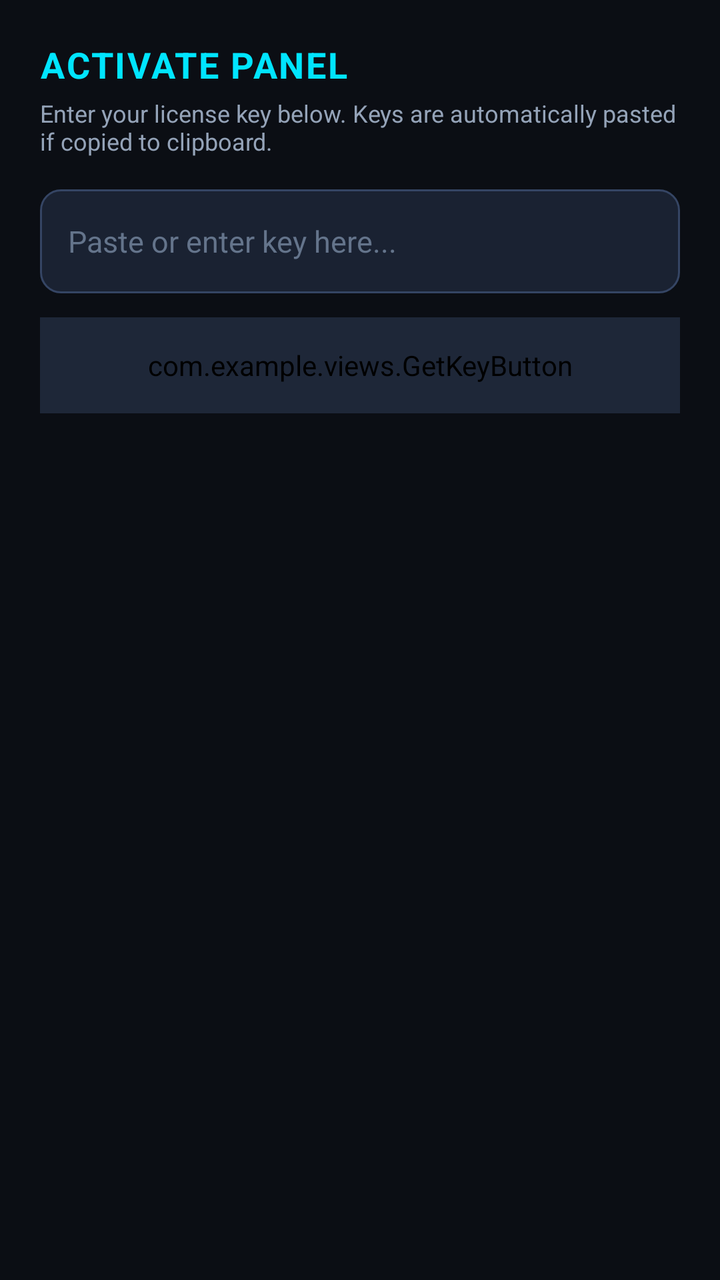
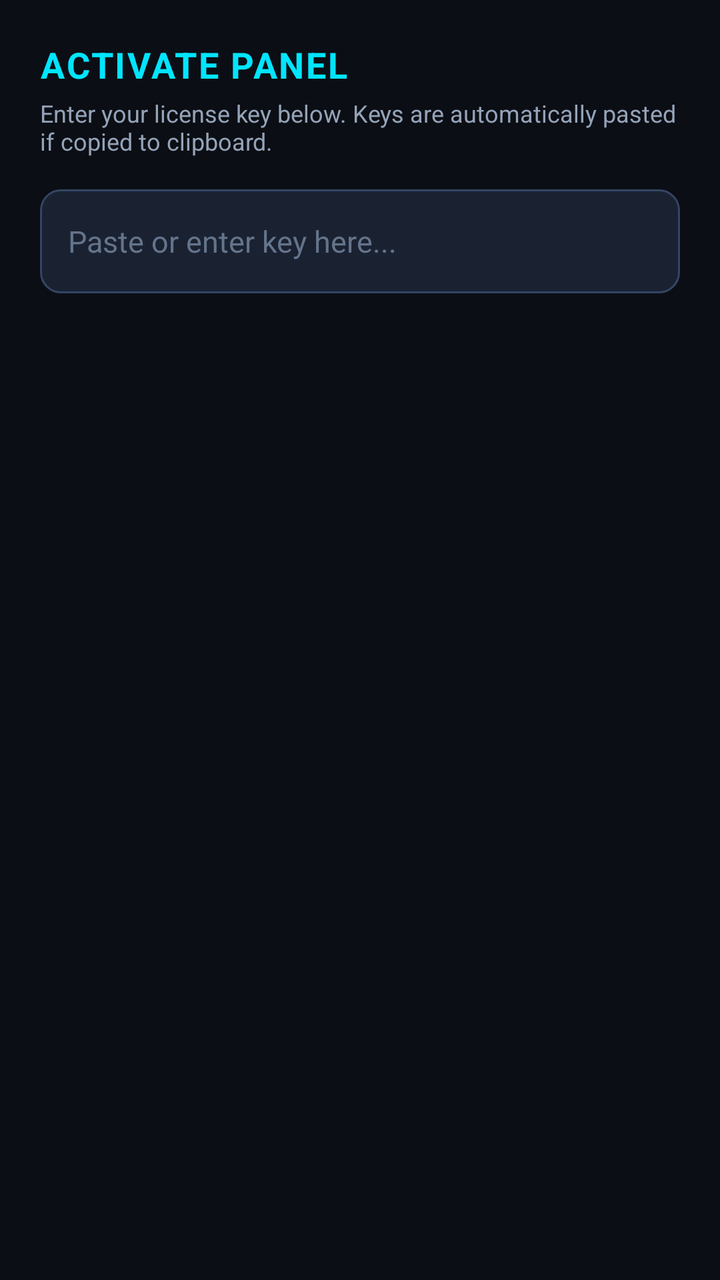

The first picture is an Android layout as it rendered before a commit; the second is the same layout after the commit. The layout source and the unified diff follow.
<!-- AndroidManifest.xml: application theme Theme.MyApplication -->
<!-- res/layout/dialog_key_input.xml -->
<?xml version="1.0" encoding="utf-8"?>
<LinearLayout android:orientation="vertical" android:background="@color/cyber_bg" android:padding="20.0dip" android:layout_width="fill_parent" android:layout_height="wrap_content"
  xmlns:android="http://schemas.android.com/apk/res/android">
    <TextView android:textSize="18.0sp" android:textStyle="bold" android:textColor="@color/cyber_cyan" android:layout_width="fill_parent" android:layout_height="wrap_content" android:layout_marginBottom="4.0dip" android:text="ACTIVATE PANEL" android:letterSpacing="0.05" />
    <TextView android:textSize="12.0sp" android:textColor="@color/cyber_text_secondary" android:layout_width="fill_parent" android:layout_height="wrap_content" android:layout_marginBottom="16.0dip" android:text="Enter your license key below. Keys are automatically pasted if copied to clipboard." />
    <EditText android:textSize="15.0sp" android:textColor="@color/cyber_text_primary" android:textColorHint="@color/cyber_text_muted" android:id="@+id/et_key" android:background="@drawable/input_field_bg" android:paddingLeft="14.0dip" android:paddingRight="14.0dip" android:layout_width="fill_parent" android:layout_height="52.0dip" android:hint="Paste or enter key here..." android:inputType="text" android:paddingHorizontal="14.0dip" android:layout_marginBottom="12.0dip" />
    <com.example.views.GetKeyButton android:textSize="14.0sp" android:textStyle="bold" android:textColor="@color/cyber_cyan" android:id="@+id/btn_get_key" android:layout_width="fill_parent" android:layout_height="48.0dip" android:text="GetKey" android:textAllCaps="false" android:backgroundTint="@color/cyber_card_elevated" />
</LinearLayout>
<!-- resources referenced by this layout -->
<resources>
  <color name="cyber_bg">#FF0B0E14</color>
  <color name="cyber_card_elevated">#FF1E2738</color>
  <color name="cyber_cyan">#FF00E5FF</color>
  <color name="cyber_text_muted">#FF64748B</color>
  <color name="cyber_text_primary">#FFFFFFFF</color>
  <color name="cyber_text_secondary">#FF94A3B8</color>
  <!-- drawable input_field_bg (drawable) -->
  <?xml version="1.0" encoding="utf-8"?>
  <shape xmlns:android="http://schemas.android.com/apk/res/android"
      android:shape="rectangle">
      <solid android:color="#1A2232" />
      <corners android:radius="10dp" />
      <stroke
          android:width="1dp"
          android:color="#354564" />
  </shape>
  <style name="Theme.MyApplication" parent="Theme.Material3.Dark.NoActionBar">
          <item name="android:statusBarColor">@color/cyber_bg</item>
          <item name="android:navigationBarColor">@color/cyber_bg</item>
          <item name="android:windowBackground">@color/cyber_bg</item>
      </style>
</resources>

<!-- the commit's change to res/layout/dialog_key_input.xml (unified diff, before → after) -->
@@ -3,6 +3,5 @@
   xmlns:android="http://schemas.android.com/apk/res/android">
     <TextView android:textSize="18.0sp" android:textStyle="bold" android:textColor="@color/cyber_cyan" android:layout_width="fill_parent" android:layout_height="wrap_content" android:layout_marginBottom="4.0dip" android:text="ACTIVATE PANEL" android:letterSpacing="0.05" />
     <TextView android:textSize="12.0sp" android:textColor="@color/cyber_text_secondary" android:layout_width="fill_parent" android:layout_height="wrap_content" android:layout_marginBottom="16.0dip" android:text="Enter your license key below. Keys are automatically pasted if copied to clipboard." />
-    <EditText android:textSize="15.0sp" android:textColor="@color/cyber_text_primary" android:textColorHint="@color/cyber_text_muted" android:id="@+id/et_key" android:background="@drawable/input_field_bg" android:paddingLeft="14.0dip" android:paddingRight="14.0dip" android:layout_width="fill_parent" android:layout_height="52.0dip" android:hint="Paste or enter key here..." android:inputType="text" android:paddingHorizontal="14.0dip" android:layout_marginBottom="12.0dip" />
-    <com.example.views.GetKeyButton android:textSize="14.0sp" android:textStyle="bold" android:textColor="@color/cyber_cyan" android:id="@+id/btn_get_key" android:layout_width="fill_parent" android:layout_height="48.0dip" android:text="GetKey" android:textAllCaps="false" android:backgroundTint="@color/cyber_card_elevated" />
+    <EditText android:textSize="15.0sp" android:textColor="@color/cyber_text_primary" android:textColorHint="@color/cyber_text_muted" android:id="@+id/et_key" android:background="@drawable/input_field_bg" android:paddingLeft="14.0dip" android:paddingRight="14.0dip" android:layout_width="fill_parent" android:layout_height="52.0dip" android:hint="Paste or enter key here..." android:inputType="text" android:paddingHorizontal="14.0dip" />
 </LinearLayout>
<!-- resource entries referenced after the edit -->
@@ -1,7 +1,6 @@
 <!-- resources referenced by this layout -->
 <resources>
   <color name="cyber_bg">#FF0B0E14</color>
-  <color name="cyber_card_elevated">#FF1E2738</color>
   <color name="cyber_cyan">#FF00E5FF</color>
   <color name="cyber_text_muted">#FF64748B</color>
   <color name="cyber_text_primary">#FFFFFFFF</color>
